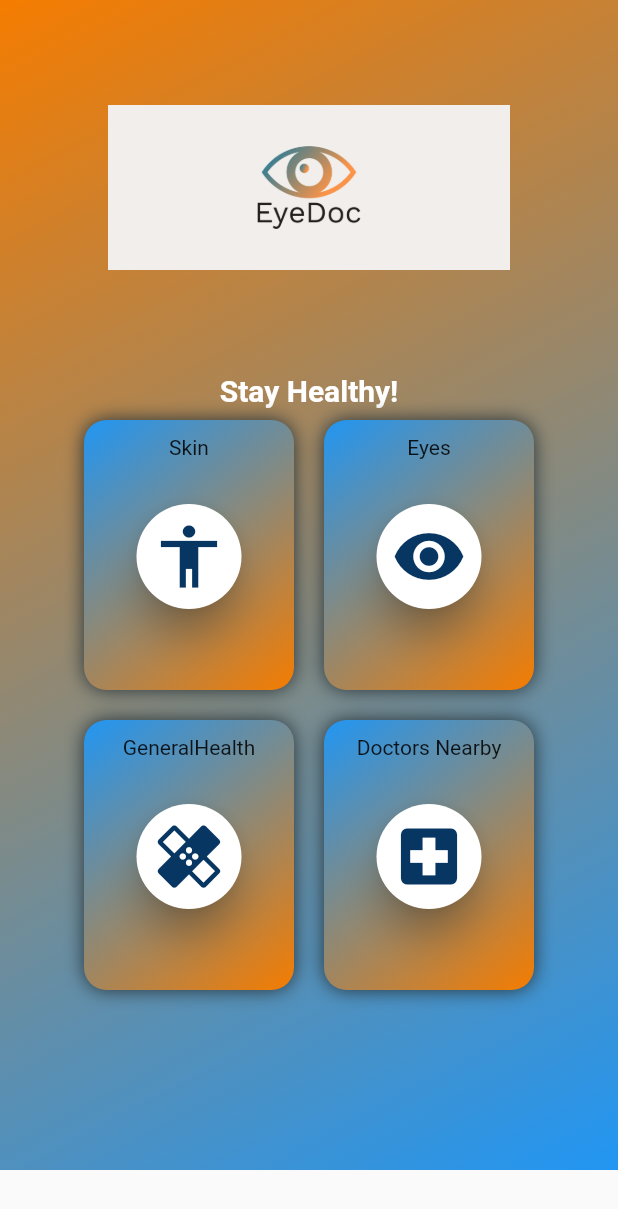
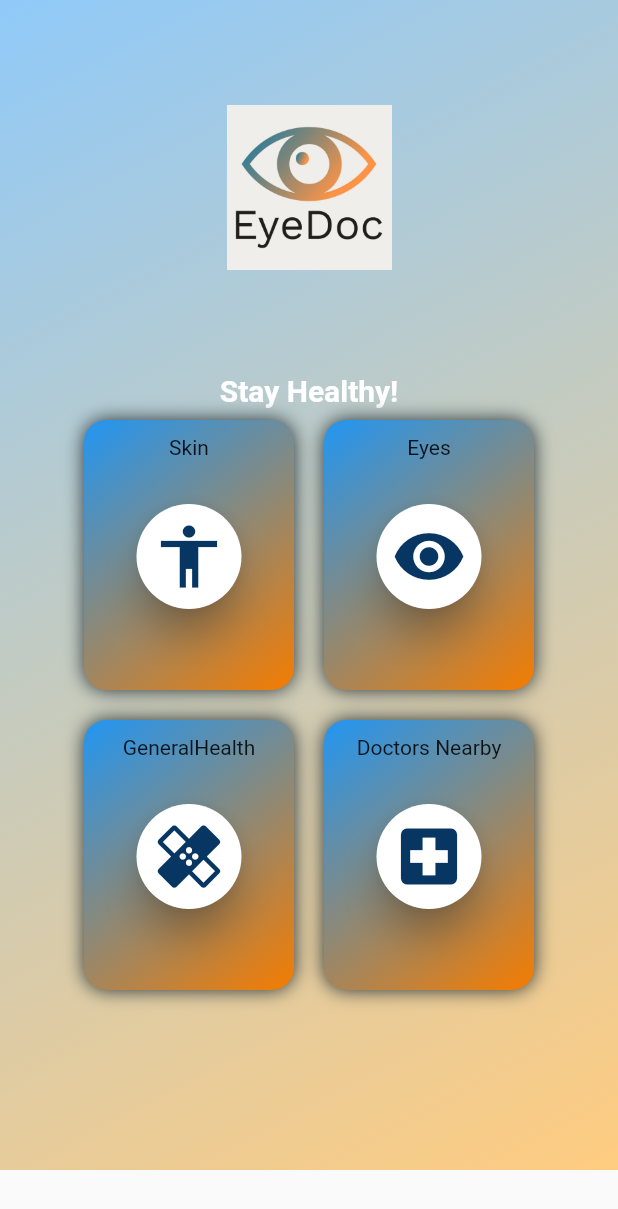
Before and after one commit to raghavansus/FinalOrionHacks, a Flutter app: the screen it shows after launch, on a phone screen of 412 x 824 dp. Shown: the top 1209 px of the screen. Run offline on Flutter 3.47's test engine with Material 2 defaults, Android fonts, the phone set to English and light mode, and no system bars.

```diff
--- a/lib/main.dart
+++ b/lib/main.dart
@@ -94,28 +94,41 @@ class homescreen extends State<StatefulWidget> {
       body: Container(
         decoration: BoxDecoration(
           gradient: LinearGradient(
-              begin: Alignment.topLeft,
-              end: Alignment.bottomRight,
-              // 0xFFF57C00
-              colors: [const Color(0xFFF57C00), Colors.blue]
-          ),
+              begin: Alignment.topLeft, end: Alignment.bottomRight,
+              // 0xFFF57C00 <- darker orange used for the icon ones
+              // Colors.blue <- darker blue used for the icon ones
+              //FF90CAF9 <- light blue
+              //FFFFCC80 <- light orange
+              colors: [const Color(0xFF90CAF9), const Color(0xFFFFCC80)]),
         ),
         child: SingleChildScrollView(
           child: Column(
             children: <Widget>[
               Container(
-                width: MediaQuery.of(context).size.width*2,
+                width: MediaQuery.of(context).size.width * 2,
                 height: 180,
                 decoration: BoxDecoration(
                   borderRadius: BorderRadius.all(Radius.circular(15)),
                 ),
-                padding: const EdgeInsets.only(top: 70, left: 40, right: 40, bottom: 0),
-                child: Image(
-                  height: 80,
-                  image: AssetImage('assets/cover[1].jpg'),
-                ),
+                padding: const EdgeInsets.only(
+                    top: 70, left: 40, right: 40, bottom: 0),
+
+
+                    child: Container(
+                      child: SizedBox(
+                        height: 200,
+                        width: 200,
+                        child: ClipRRect(
+                          borderRadius: BorderRadius.circular(45),
+                          child: Image(
+                            height: 80,
+                            image: AssetImage('assets/default[1].jpg'),
+                          ),
+                        ),
+                      ),
+                    ),
+
               ),
-
               Stack(
                 children: <Widget>[
                   Container(
@@ -158,12 +171,7 @@ class homescreen extends State<StatefulWidget> {
   }
 
   // ignore: non_constant_identifier_names
-  List<String> Categories = [
-    "Skin",
-    "Eyes",
-    "GeneralHealth",
-    "Doctors Nearby"
-  ];
+  List<String> Categories = ["Skin", "Eyes", "GeneralHealth", "Doctors Nearby"];
 
   Map jobIcon = {
     "Eyes": Icon(Icons.remove_red_eye, color: Color(0xFF083663), size: 50),
@@ -192,13 +200,10 @@ class homescreen extends State<StatefulWidget> {
             blurRadius: 10.0,
           ),
         ],
-        gradient: LinearGradient(
-            begin: Alignment.topLeft,
-            end: Alignment.bottomRight,
-            // 0xFFF57C00
-            colors: [Colors.blue, const Color(0xFFF57C00)]
-
-        ),
+        gradient:
+            LinearGradient(begin: Alignment.topLeft, end: Alignment.bottomRight,
+                // 0xFFF57C00
+                colors: [Colors.blue, const Color(0xFFF57C00)]),
       ),
       // decoration: BoxDecoration(
       //   color: Colors.white,
--- a/pubspec.yaml
+++ b/pubspec.yaml
@@ -48,6 +48,7 @@ flutter:
   # assets:
   assets:
     - assets/cover[1].jpg
+    - assets/default[1].jpg
   #   - images/a_dot_burr.jpeg
   #   - images/a_dot_ham.jpeg
 
```
Also changed, not shown: assets/default[1].jpg (added).
